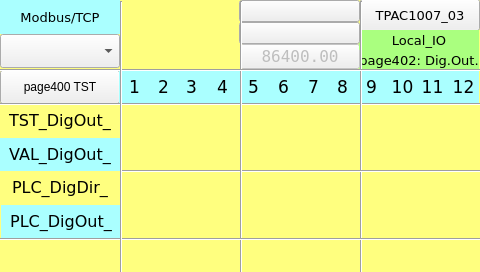
The window that TPAC1007_03/Local_IO_HMI/page402.ui (MECTsrl/mect_apps) describes before a commit, drawn with Qt 5.
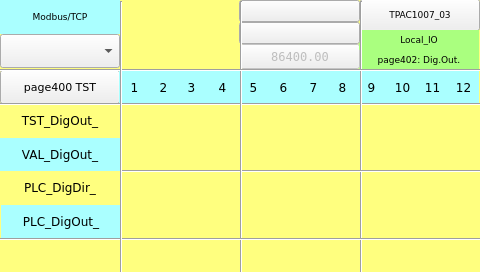
The same window after the commit. Custom widgets are drawn as their Qt base class.

Commit message: Fonts resize

Diff of the .ui file:
```diff
--- a/TPAC1007_03/Local_IO_HMI/page402.ui
+++ b/TPAC1007_03/Local_IO_HMI/page402.ui
@@ -43,7 +43,7 @@
 <property name="font">
 <font>
 <family>DejaVu Sans</family>
-<pointsize>13</pointsize>
+  <pointsize>9</pointsize>
 </font>
 </property>
 <property name="styleSheet">
@@ -207,7 +207,7 @@
 <property name="font">
 <font>
 <family>DejaVu Sans</family>
-<pointsize>13</pointsize>
+  <pointsize>9</pointsize>
 </font>
 </property>
 <property name="styleSheet">
@@ -462,7 +462,7 @@
 <property name="font">
 <font>
 <family>DejaVu Sans</family>
-<pointsize>13</pointsize>
+  <pointsize>9</pointsize>
 </font>
 </property>
 <property name="styleSheet">
@@ -559,7 +559,7 @@
 <property name="font">
 <font>
 <family>DejaVu Sans</family>
-<pointsize>10</pointsize>
+  <pointsize>7</pointsize>
 <weight>50</weight>
 <bold>false</bold>
 </font>
@@ -663,7 +663,7 @@
 <property name="font">
 <font>
 <family>DejaVu Sans</family>
-<pointsize>13</pointsize>
+  <pointsize>9</pointsize>
 </font>
 </property>
 <property name="styleSheet">
@@ -738,6 +738,12 @@
 <property name="apparence">
 <enum>QFrame::Raised</enum>
 </property>
+<property name="font">
+ <font>
+  <family>DejaVu Sans</family>
+  <pointsize>8</pointsize>
+ </font>
+</property>
 </widget>
 <widget class="QLabel" name="label_PLC_DigOut_4">
 <property name="geometry">
@@ -751,7 +757,7 @@
 <property name="font">
 <font>
 <family>DejaVu Sans</family>
-<pointsize>13</pointsize>
+  <pointsize>9</pointsize>
 </font>
 </property>
 <property name="styleSheet">
@@ -848,7 +854,7 @@
 <property name="font">
 <font>
 <family>DejaVu Sans</family>
-<pointsize>13</pointsize>
+  <pointsize>9</pointsize>
 </font>
 </property>
 <property name="styleSheet">
@@ -873,6 +879,12 @@
 <property name="orientation">
 <enum>Qt::Vertical</enum>
 </property>
+<property name="font">
+ <font>
+  <family>DejaVu Sans</family>
+  <pointsize>8</pointsize>
+ </font>
+</property>
 </widget>
 <widget class="ATCMled" name="atcmLed_TST_DigOut_6">
 <property name="geometry">
@@ -922,7 +934,7 @@
 <property name="font">
 <font>
 <family>DejaVu Sans</family>
-<pointsize>13</pointsize>
+  <pointsize>9</pointsize>
 </font>
 </property>
 <property name="styleSheet">
@@ -1009,7 +1021,7 @@
 <property name="font">
 <font>
 <family>DejaVu Sans</family>
-<pointsize>10</pointsize>
+  <pointsize>7</pointsize>
 </font>
 </property>
 <property name="styleSheet">
@@ -1034,7 +1046,7 @@
 <property name="font">
 <font>
 <family>DejaVu Sans</family>
-<pointsize>13</pointsize>
+  <pointsize>9</pointsize>
 </font>
 </property>
 <property name="styleSheet">
@@ -1095,7 +1107,7 @@
 <property name="font">
 <font>
 <family>DejaVu Sans</family>
-<pointsize>13</pointsize>
+  <pointsize>9</pointsize>
 </font>
 </property>
 <property name="styleSheet">
@@ -1120,7 +1132,7 @@
 <property name="font">
 <font>
 <family>DejaVu Sans</family>
-<pointsize>12</pointsize>
+  <pointsize>9</pointsize>
 </font>
 </property>
 <property name="styleSheet">
@@ -1194,7 +1206,7 @@
 <property name="font">
 <font>
 <family>DejaVu Sans</family>
-<pointsize>12</pointsize>
+  <pointsize>9</pointsize>
 </font>
 </property>
 <property name="styleSheet">
@@ -1321,7 +1333,7 @@
 <property name="font">
 <font>
 <family>DejaVu Sans</family>
-<pointsize>13</pointsize>
+  <pointsize>9</pointsize>
 </font>
 </property>
 <property name="styleSheet">
@@ -1349,7 +1361,7 @@
 <property name="font">
 <font>
 <family>DejaVu Sans Mono</family>
-<pointsize>12</pointsize>
+  <pointsize>9</pointsize>
 </font>
 </property>
 <property name="text">
@@ -1412,7 +1424,7 @@
 <property name="font">
 <font>
 <family>DejaVu Sans</family>
-<pointsize>10</pointsize>
+  <pointsize>7</pointsize>
 </font>
 </property>
 <property name="styleSheet">
@@ -1545,7 +1557,7 @@
 <property name="font">
 <font>
 <family>DejaVu Sans</family>
-<pointsize>13</pointsize>
+  <pointsize>9</pointsize>
 </font>
 </property>
 <property name="styleSheet">
@@ -1606,7 +1618,7 @@
 <property name="font">
 <font>
 <family>DejaVu Sans</family>
-<pointsize>12</pointsize>
+  <pointsize>9</pointsize>
 </font>
 </property>
 <property name="styleSheet">
@@ -1667,7 +1679,7 @@
 <property name="font">
 <font>
 <family>DejaVu Sans</family>
-<pointsize>12</pointsize>
+  <pointsize>9</pointsize>
 </font>
 </property>
 <property name="styleSheet">
@@ -1728,7 +1740,7 @@
 <property name="font">
 <font>
 <family>DejaVu Sans</family>
-<pointsize>10</pointsize>
+  <pointsize>7</pointsize>
 </font>
 </property>
 <property name="styleSheet">
@@ -1789,7 +1801,7 @@
 <property name="font">
 <font>
 <family>DejaVu Sans</family>
-<pointsize>13</pointsize>
+  <pointsize>9</pointsize>
 </font>
 </property>
 <property name="styleSheet">
```
Left out of the diff: 266 changed lines with no effect on the pictures. The commit also changes 70 other files.
